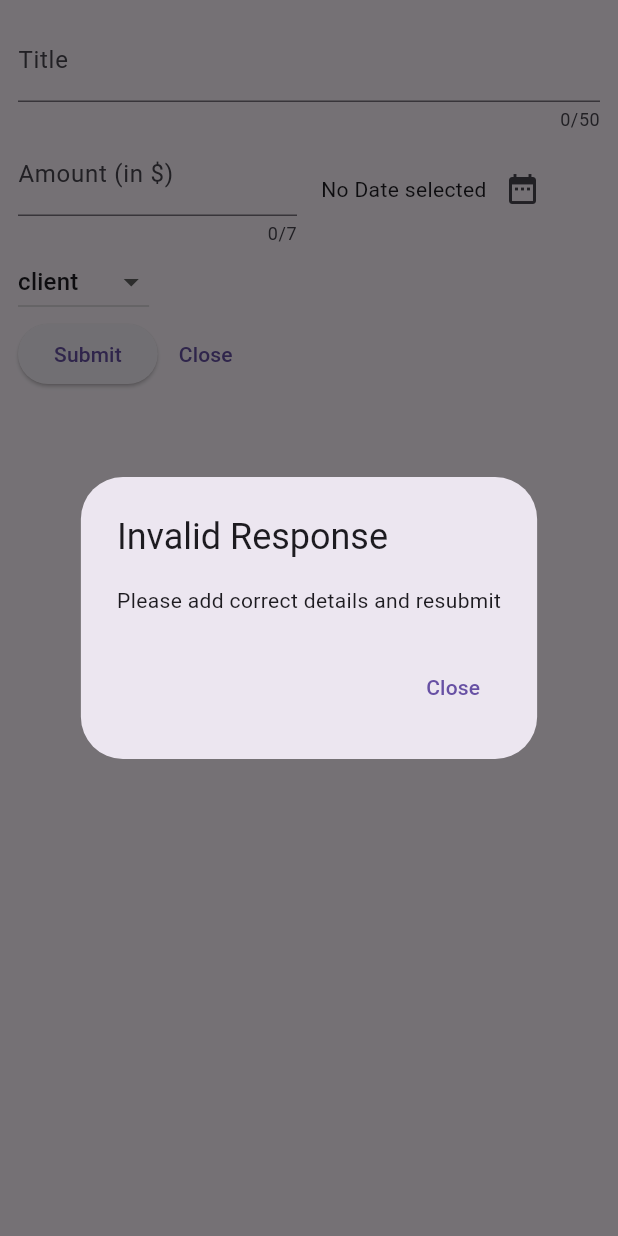
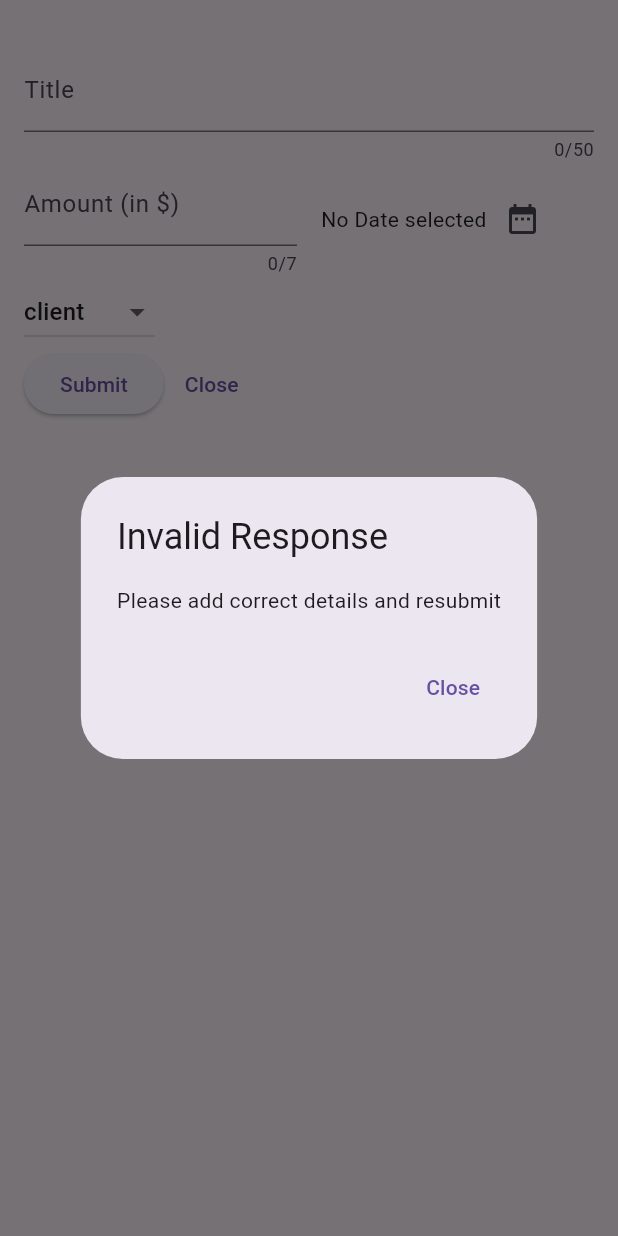
Before and after one commit to kaushalbundel/flutter_expense_tracker, a Flutter app: the NewExpenseModal widget shown alone on an empty page, opened directly with empty values, after a tap on "Submit", on a phone screen of 412 x 824 dp. Run offline on Flutter 3.47's test engine with Material 3 defaults, Android fonts, the phone set to English and light mode, and no system bars.

```diff
--- a/lib/widgets/expense/new_expense_modal.dart
+++ b/lib/widgets/expense/new_expense_modal.dart
@@ -55,13 +55,12 @@ class _NewExpenseModalState extends State<NewExpenseModal> {
   // there is not need to check the category as it comes prefilled but however the logic could be improved
   void _submitExpenseCheck() {
     final enteredAmount = double.tryParse(_amountController.text);
-    final checkEnteredAmount = enteredAmount == null || enteredAmount <= 0
+    final checkEnteredAmount = (enteredAmount == null || enteredAmount <= 0)
         ? true
         : false;
     if (checkEnteredAmount ||
         _titleController.text.trim().isEmpty ||
         _selectedDate == null) {
-      // error
       showDialog(
         context: context,
         builder: (ctx) {
@@ -79,17 +78,18 @@ class _NewExpenseModalState extends State<NewExpenseModal> {
           );
         },
       );
-    }
+    } else {
       widget.onExpenseAdd(
         DataExpense(
           title: _titleController.text,
           category: _selectedCategoryValue,
           date: _selectedDate!,
-        amount: enteredAmount!,
+          amount: enteredAmount,
         ),
       );
       // to close the popup
-    Navigator.pop(context); // this is not closing the popup and as the button is pressed twice the data is getting stored again
+      Navigator.pop(context);
+    }
   }
 
   @override
@@ -102,7 +102,7 @@ class _NewExpenseModalState extends State<NewExpenseModal> {
   @override
   Widget build(BuildContext context) {
     return Padding(
-      padding: const EdgeInsetsGeometry.all(12.0),
+      padding: const EdgeInsetsGeometry.fromLTRB(16.0, 32.0, 16.0, 16.0),
       child: Column(
         children: [
           TextField(
@@ -174,7 +174,7 @@ class _NewExpenseModalState extends State<NewExpenseModal> {
                   Navigator.pop(context);
                 },
                 child: const Text("Close"),
-              ), // TODO: As the form is closed the stored values should disappear
+              ),
             ],
           ),
         ],
```
Also changed, not shown: lib/widgets/expense/expense_list_view.dart (+15 -4 lines), lib/widgets/expenses.dart (+27 -3 lines). Lines whose indentation alone changed are shown as unchanged.
